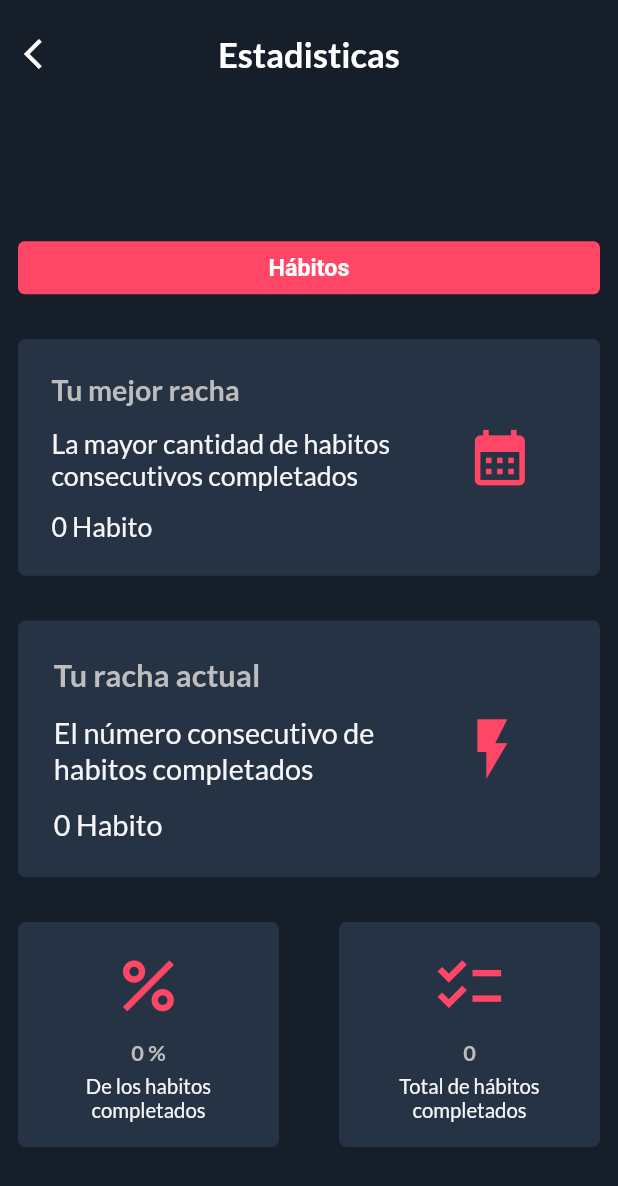
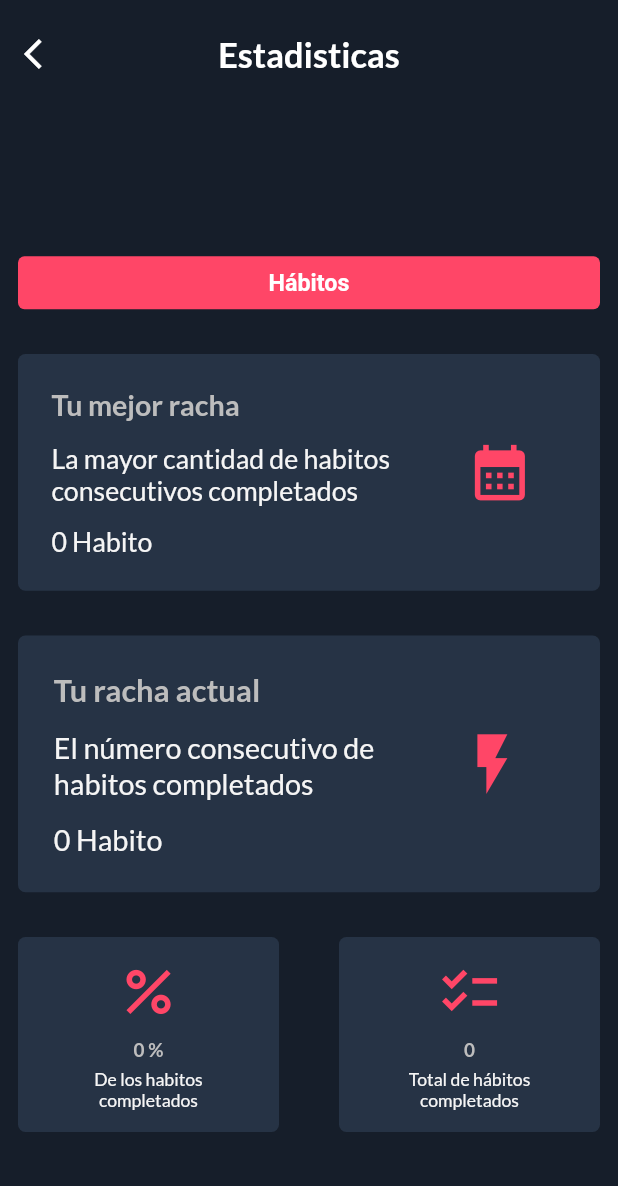
Before and after one commit to DanielM0802/smart_routine, a Flutter app: the StatsScreen screen opened directly, on a phone screen of 412 x 824 dp. Shown: the top 1186 px of the screen. Run offline on Flutter 3.47's test engine with Material 2 defaults, Android fonts, the phone set to English and light mode, and no system bars; our stand-ins replace date_picker_timeline, dropdown_button2, flutter_local_notifications, flutter_native_timezone, flutter_screenutil, get and 5 more; missing offline and left inert: dart:ffi; accounts and stored records are empty.

Commit message:
correcion en estadisticas

```diff
--- a/lib/views/screens/home_screen.dart
+++ b/lib/views/screens/home_screen.dart
@@ -190,6 +190,7 @@ class _HomeScreenState extends State<HomeScreen> {
                         label: 'Completado',
                         onTap: () {
                           _homeController.completeTask(task.id);
+                          _homeController.getTasks();
                           Get.back();
                           Get.snackbar(
                             'Hecho!',
--- a/lib/views/screens/stats_screen.dart
+++ b/lib/views/screens/stats_screen.dart
@@ -124,7 +124,7 @@ class _StatsScreenState extends State<StatsScreen> {
 
   _recordStats(double width, int completed, int completedPercent) {
     const double middleSpace = 40;
-    const double height = 150;
+    const double height = 130;
     return Row(
       children: [
         SizedBox(
```
